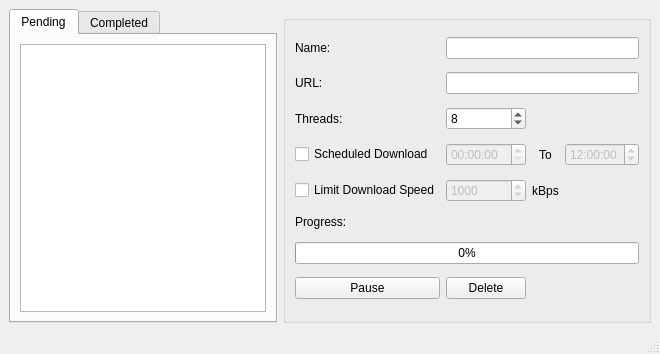
Before: the Qt Designer form ui/MainWindow.ui in yash-ahir/sdm, drawn with Qt 5.
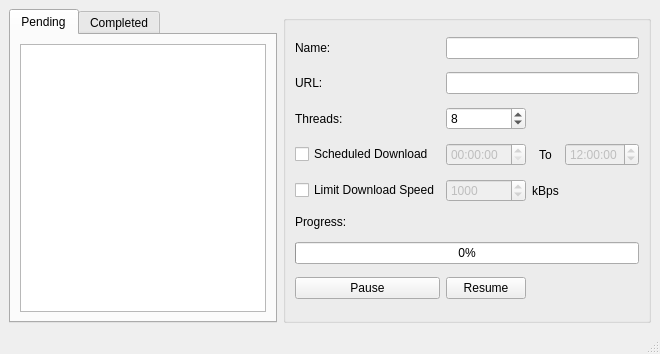
After: the same form once the commit is applied.

Patch:
```diff
--- a/ui/MainWindow.ui
+++ b/ui/MainWindow.ui
@@ -148,7 +148,7 @@
        <item row="8" column="1">
         <widget class="QPushButton" name="deleteButton">
          <property name="text">
-          <string>Delete</string>
+          <string>Resume</string>
          </property>
         </widget>
        </item>
```
Left out of the diff: 4 changed lines with no effect on the pictures.
